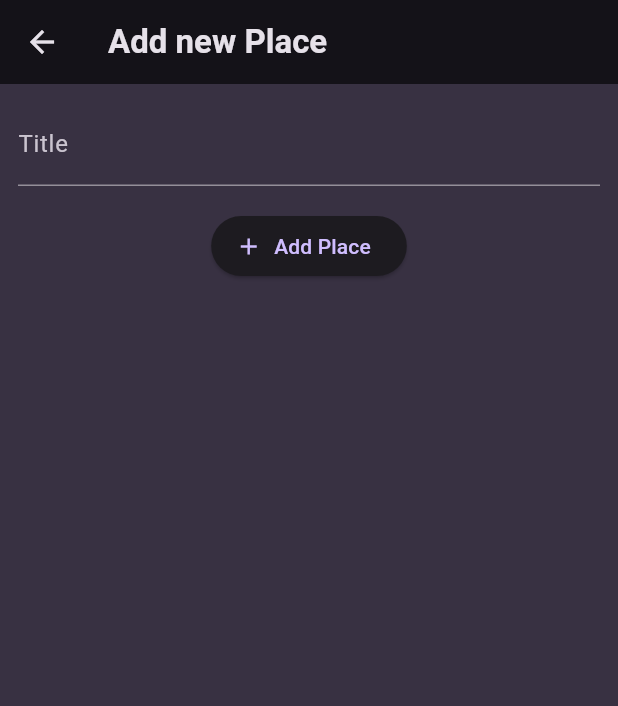
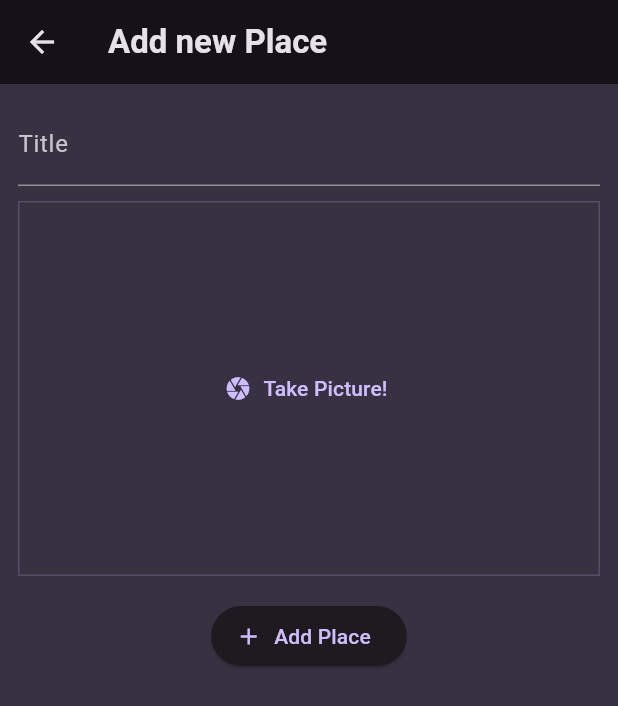
Before and after one commit to KlintonICT/favorite-places, a Flutter app: the screen it shows after launch, after a tap on the "add" icon, on a phone screen of 412 x 824 dp. Shown: the top 706 px of the screen. Run offline on Flutter 3.47's test engine with Material 3 defaults, Android fonts, the phone set to English and light mode, and no system bars; our stand-ins replace flutter_riverpod, google_fonts, image_picker.

Commit message:
feat: create image input widget

```diff
--- a/lib/main.dart
+++ b/lib/main.dart
@@ -2,6 +2,7 @@ import 'package:favorite_places/screens/places.dart';
 import 'package:flutter/material.dart';
 
 import 'package:google_fonts/google_fonts.dart';
+import 'package:flutter_riverpod/flutter_riverpod.dart';
 
 final colorScheme = ColorScheme.fromSeed(
   brightness: Brightness.dark,
@@ -26,7 +27,9 @@ final theme = ThemeData().copyWith(
 );
 
 void main() {
-  runApp(const MyApp());
+  runApp(
+    const ProviderScope(child: MyApp()),
+  );
 }
 
 class MyApp extends StatelessWidget {
--- /dev/null
+++ b/lib/providers/user_places.dart
@@ -0,0 +1,17 @@
+import 'package:favorite_places/models/place.dart';
+import 'package:flutter_riverpod/flutter_riverpod.dart';
+
+class UserPlacesNotifier extends StateNotifier<List<Place>> {
+  UserPlacesNotifier() : super(const []);
+
+  void addPlace(String title) {
+    final newPlace = Place(title: title);
+
+    state = [newPlace, ...state];
+  }
+}
+
+final userPlacesProvider =
+    StateNotifierProvider<UserPlacesNotifier, List<Place>>(
+  (ref) => UserPlacesNotifier(),
+);
--- a/lib/screens/add_place.dart
+++ b/lib/screens/add_place.dart
@@ -1,16 +1,31 @@
+import 'package:favorite_places/providers/user_places.dart';
+import 'package:favorite_places/widgets/image_input.dart';
 import 'package:flutter/material.dart';
+import 'package:flutter_riverpod/flutter_riverpod.dart';
 
-class AddPlaceScreen extends StatefulWidget {
+class AddPlaceScreen extends ConsumerStatefulWidget {
   const AddPlaceScreen({super.key});
 
   @override
-  State<AddPlaceScreen> createState() {
+  ConsumerState<AddPlaceScreen> createState() {
     return _AddPlaceScreenState();
   }
 }
 
-class _AddPlaceScreenState extends State<AddPlaceScreen> {
+class _AddPlaceScreenState extends ConsumerState<AddPlaceScreen> {
   final _titleController = TextEditingController();
+
+  void _savePlace() {
+    final enteredTitle = _titleController.text;
+
+    if (enteredTitle.isEmpty) {
+      return;
+    }
+
+    ref.read(userPlacesProvider.notifier).addPlace(enteredTitle);
+
+    Navigator.of(context).pop();
+  }
 
   @override
   void dispose() {
@@ -35,9 +50,11 @@ class _AddPlaceScreenState extends State<AddPlaceScreen> {
                 color: Theme.of(context).colorScheme.onBackground,
               ),
             ),
+            const SizedBox(height: 10),
+            const ImageInput(),
             const SizedBox(height: 16),
             ElevatedButton.icon(
-              onPressed: () {},
+              onPressed: _savePlace,
               icon: const Icon(Icons.add),
               label: const Text('Add Place'),
             )
--- a/lib/screens/places.dart
+++ b/lib/screens/places.dart
@@ -1,12 +1,17 @@
+import 'package:favorite_places/models/place.dart';
+import 'package:favorite_places/providers/user_places.dart';
 import 'package:favorite_places/screens/add_place.dart';
 import 'package:favorite_places/widgets/places_list.dart';
 import 'package:flutter/material.dart';
+import 'package:flutter_riverpod/flutter_riverpod.dart';
 
-class PlacesScreen extends StatelessWidget {
+class PlacesScreen extends ConsumerWidget {
   const PlacesScreen({super.key});
 
   @override
-  Widget build(BuildContext context) {
+  Widget build(BuildContext context, WidgetRef ref) {
+    final userPlaces = ref.watch(userPlacesProvider);
+
     return Scaffold(
       appBar: AppBar(
         title: const Text('Your Places'),
@@ -21,7 +26,7 @@ class PlacesScreen extends StatelessWidget {
           ),
         ],
       ),
-      body: const PlacesList(places: []),
+      body: PlacesList(places: userPlaces),
     );
   }
 }
--- /dev/null
+++ b/lib/widgets/image_input.dart
@@ -0,0 +1,65 @@
+import 'dart:io';
+
+import 'package:flutter/material.dart';
+import 'package:image_picker/image_picker.dart';
+
+class ImageInput extends StatefulWidget {
+  const ImageInput({super.key});
+
+  @override
+  State<ImageInput> createState() {
+    return _ImageInputState();
+  }
+}
+
+class _ImageInputState extends State<ImageInput> {
+  File? _selectedImage;
+
+  void _takePicture() async {
+    final imagePicker = ImagePicker();
+    final pickedImage =
+        await imagePicker.pickImage(source: ImageSource.camera, maxHeight: 600);
+
+    if (pickedImage == null) {
+      return;
+    }
+
+    setState(() {
+      _selectedImage = File(pickedImage.path);
+    });
+  }
+
+  @override
+  Widget build(BuildContext context) {
+    Widget content = TextButton.icon(
+      icon: const Icon(Icons.camera),
+      label: const Text('Take Picture!'),
+      onPressed: _takePicture,
+    );
+
+    if (_selectedImage != null) {
+      content = GestureDetector(
+        onTap: _takePicture,
+        child: Image.file(
+          _selectedImage!,
+          fit: BoxFit.cover,
+          width: double.infinity,
+          height: double.infinity,
+        ),
+      );
+    }
+
+    return Container(
+      decoration: BoxDecoration(
+        border: Border.all(
+          width: 1,
+          color: Theme.of(context).colorScheme.primary.withOpacity(0.2),
+        ),
+      ),
+      height: 250,
+      width: double.infinity,
+      alignment: Alignment.center,
+      child: content,
+    );
+  }
+}
--- a/pubspec.yaml
+++ b/pubspec.yaml
@@ -37,6 +37,8 @@ dependencies:
   cupertino_icons: ^1.0.6
   google_fonts: ^6.2.1
   uuid: ^4.4.0
+  flutter_riverpod: ^2.5.1
+  image_picker: ^1.1.1
 
 dev_dependencies:
   flutter_test:
```
Also changed, not shown: lib/screens/place_detail.dart (added, +25 -0 lines), lib/widgets/places_list.dart (+8 -0 lines), lib/screens/places_detail.dart (deleted), pubspec.lock, 8 other files.
